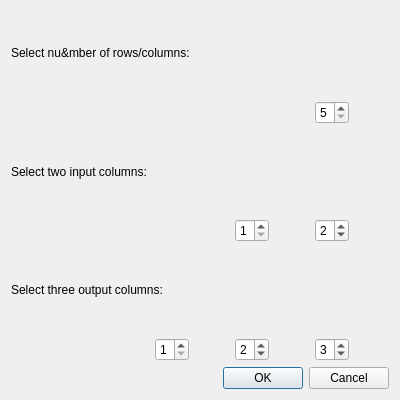
Old version of the form newchipdialog.ui in the repository MangoMaster/qt_microfluidic_chip_simulator.
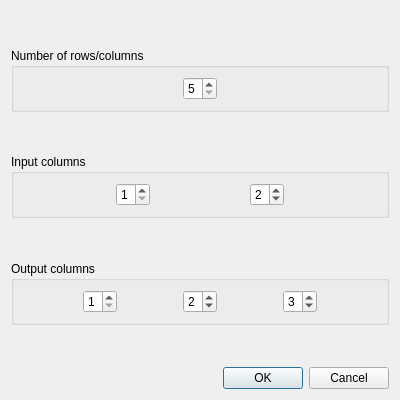
New version of the form. Icons and pictures are not drawn.

Commit message: beautify and add width change

Diff of the .ui file:
```diff
--- a/newchipdialog.ui
+++ b/newchipdialog.ui
@@ -15,14 +15,26 @@
   </property>
   <layout class="QVBoxLayout" name="verticalLayout">
    <item>
+    <spacer name="verticalSpacer_3">
+     <property name="orientation">
+      <enum>Qt::Vertical</enum>
+     </property>
+     <property name="sizeHint" stdset="0">
+      <size>
+       <width>20</width>
+       <height>7</height>
+      </size>
+     </property>
+    </spacer>
+   </item>
+   <item>
+    <widget class="QGroupBox" name="groupBox">
+     <property name="title">
+      <string>Number of rows/columns</string>
+     </property>
+     <layout class="QGridLayout" name="gridLayout">
+      <item row="0" column="0">
     <layout class="QHBoxLayout" name="horizontalLayout">
-     <item>
-      <widget class="QLabel" name="label">
-       <property name="text">
-        <string>Select nu&amp;mber of rows/columns:</string>
-       </property>
-      </widget>
-     </item>
      <item>
       <spacer name="horizontalSpacer">
        <property name="orientation">
@@ -36,23 +48,6 @@
        </property>
       </spacer>
      </item>
-    </layout>
-   </item>
-   <item>
-    <layout class="QHBoxLayout" name="horizontalLayout_2">
-     <item>
-      <spacer name="horizontalSpacer_2">
-       <property name="orientation">
-        <enum>Qt::Horizontal</enum>
-       </property>
-       <property name="sizeHint" stdset="0">
-        <size>
-         <width>40</width>
-         <height>20</height>
-        </size>
-       </property>
-      </spacer>
-     </item>
      <item>
       <widget class="QSpinBox" name="spinBox">
        <property name="minimum">
@@ -68,9 +63,6 @@
        <property name="orientation">
         <enum>Qt::Horizontal</enum>
        </property>
-       <property name="sizeType">
-        <enum>QSizePolicy::Preferred</enum>
-       </property>
        <property name="sizeHint" stdset="0">
         <size>
          <width>40</width>
@@ -81,31 +73,29 @@
      </item>
     </layout>
    </item>
-   <item>
-    <layout class="QHBoxLayout" name="horizontalLayout_3">
-     <item>
-      <widget class="QLabel" name="label_2">
-       <property name="text">
-        <string>Select two input columns:</string>
-       </property>
+     </layout>
       </widget>
      </item>
      <item>
-      <spacer name="horizontalSpacer_4">
+    <spacer name="verticalSpacer">
        <property name="orientation">
-        <enum>Qt::Horizontal</enum>
+      <enum>Qt::Vertical</enum>
        </property>
        <property name="sizeHint" stdset="0">
         <size>
-         <width>40</width>
-         <height>20</height>
+       <width>20</width>
+       <height>13</height>
         </size>
        </property>
       </spacer>
      </item>
-    </layout>
-   </item>
    <item>
+    <widget class="QGroupBox" name="groupBox_2">
+     <property name="title">
+      <string>Input columns</string>
+     </property>
+     <layout class="QGridLayout" name="gridLayout_2">
+      <item row="0" column="0">
     <layout class="QHBoxLayout" name="horizontalLayout_4">
      <item>
       <spacer name="horizontalSpacer_5">
@@ -135,9 +125,6 @@
        <property name="orientation">
         <enum>Qt::Horizontal</enum>
        </property>
-       <property name="sizeType">
-        <enum>QSizePolicy::Preferred</enum>
-       </property>
        <property name="sizeHint" stdset="0">
         <size>
          <width>40</width>
@@ -164,9 +151,6 @@
        <property name="orientation">
         <enum>Qt::Horizontal</enum>
        </property>
-       <property name="sizeType">
-        <enum>QSizePolicy::Preferred</enum>
-       </property>
        <property name="sizeHint" stdset="0">
         <size>
          <width>40</width>
@@ -177,31 +161,29 @@
      </item>
     </layout>
    </item>
-   <item>
-    <layout class="QHBoxLayout" name="horizontalLayout_5">
-     <item>
-      <widget class="QLabel" name="label_3">
-       <property name="text">
-        <string>Select three output columns:</string>
-       </property>
+     </layout>
       </widget>
      </item>
      <item>
-      <spacer name="horizontalSpacer_8">
+    <spacer name="verticalSpacer_2">
        <property name="orientation">
-        <enum>Qt::Horizontal</enum>
+      <enum>Qt::Vertical</enum>
        </property>
        <property name="sizeHint" stdset="0">
         <size>
-         <width>40</width>
-         <height>20</height>
+       <width>20</width>
+       <height>14</height>
         </size>
        </property>
       </spacer>
      </item>
-    </layout>
-   </item>
    <item>
+    <widget class="QGroupBox" name="groupBox_3">
+     <property name="title">
+      <string>Output columns</string>
+     </property>
+     <layout class="QGridLayout" name="gridLayout_3">
+      <item row="0" column="0">
     <layout class="QHBoxLayout" name="horizontalLayout_6">
      <item>
       <spacer name="horizontalSpacer_12">
@@ -231,9 +213,6 @@
        <property name="orientation">
         <enum>Qt::Horizontal</enum>
        </property>
-       <property name="sizeType">
-        <enum>QSizePolicy::Preferred</enum>
-       </property>
        <property name="sizeHint" stdset="0">
         <size>
          <width>40</width>
@@ -260,9 +239,6 @@
        <property name="orientation">
         <enum>Qt::Horizontal</enum>
        </property>
-       <property name="sizeType">
-        <enum>QSizePolicy::Preferred</enum>
-       </property>
        <property name="sizeHint" stdset="0">
         <size>
          <width>40</width>
@@ -289,9 +265,6 @@
        <property name="orientation">
         <enum>Qt::Horizontal</enum>
        </property>
-       <property name="sizeType">
-        <enum>QSizePolicy::Preferred</enum>
-       </property>
        <property name="sizeHint" stdset="0">
         <size>
          <width>40</width>
@@ -301,6 +274,22 @@
       </spacer>
      </item>
     </layout>
+      </item>
+     </layout>
+    </widget>
+   </item>
+   <item>
+    <spacer name="verticalSpacer_4">
+     <property name="orientation">
+      <enum>Qt::Vertical</enum>
+     </property>
+     <property name="sizeHint" stdset="0">
+      <size>
+       <width>20</width>
+       <height>8</height>
+      </size>
+     </property>
+    </spacer>
    </item>
    <item>
     <widget class="QDialogButtonBox" name="buttonBox">
```
Left out of the diff: 10 changed lines with no effect on the pictures. Lines whose indentation alone changed are shown as unchanged. The commit also changes 19 other files.
